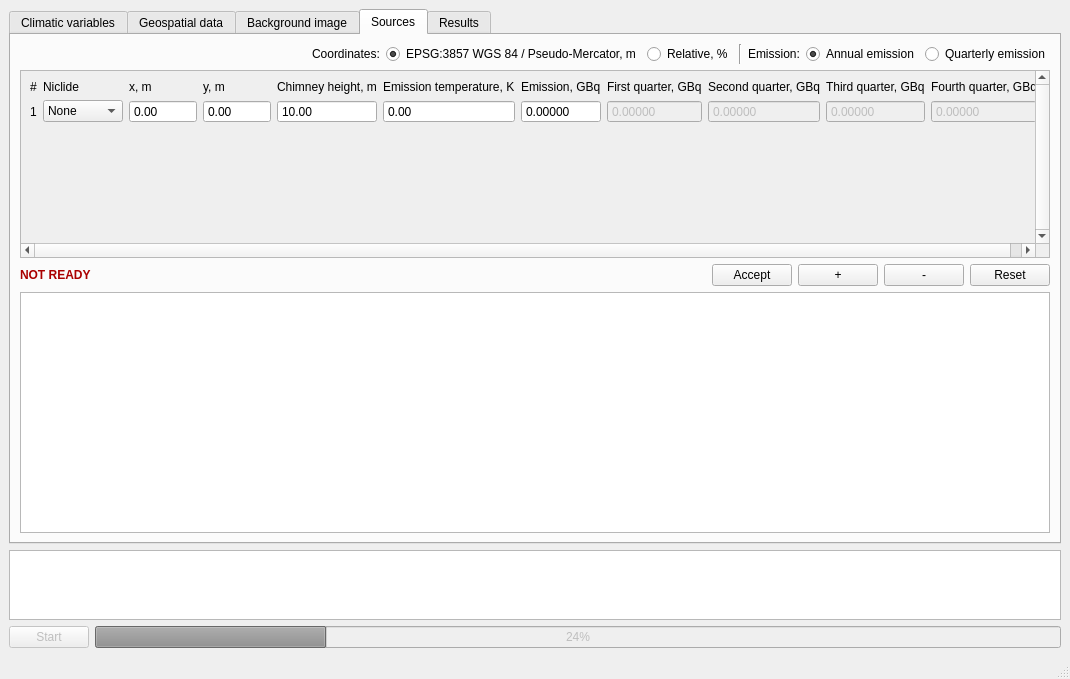
First picture: the form in src/mainwindow.ui, repository czertyaka/gaussian_dispersal, before the edit.
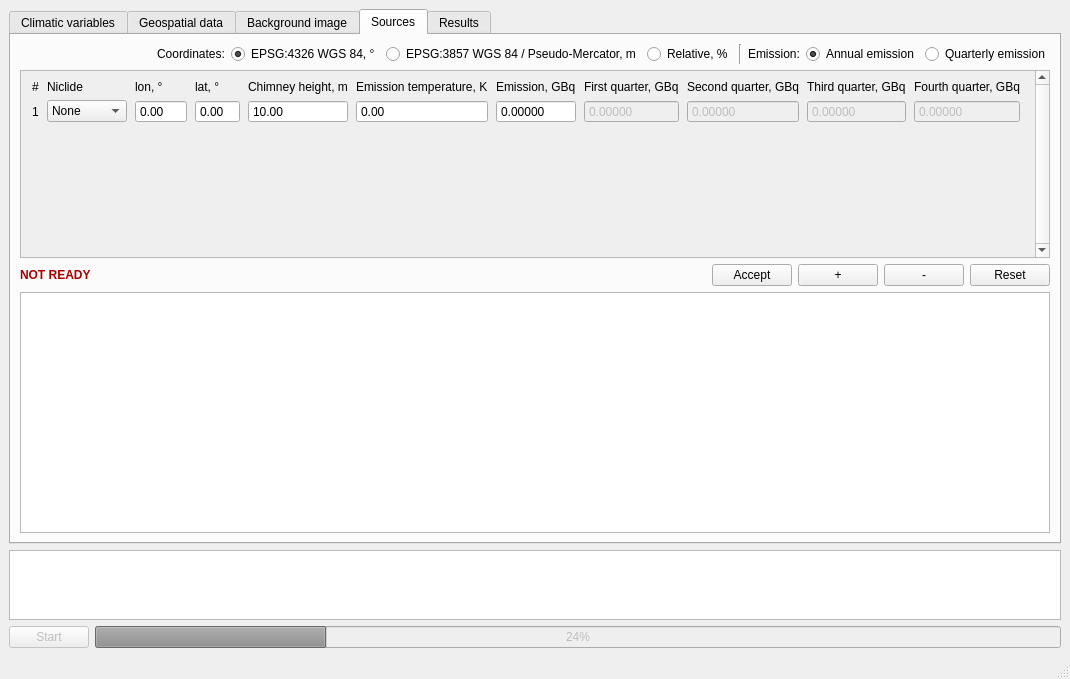
Second picture: the form after the edit.

Commit message: REF: epsg 4326 support

```diff
--- a/src/mainwindow.ui
+++ b/src/mainwindow.ui
@@ -835,12 +835,25 @@
                </widget>
               </item>
               <item>
-               <widget class="QRadioButton" name="coordinatesEPSGRadioButton">
+               <widget class="QRadioButton" name="coordinatesEPSG4326RadioButton">
+                <property name="text">
+                 <string>EPSG:4326 WGS 84, °</string>
+                </property>
+                <property name="checked">
+                 <bool>true</bool>
+                </property>
+                <attribute name="buttonGroup">
+                 <string notr="true">buttonGroup</string>
+                </attribute>
+               </widget>
+              </item>
+              <item>
+               <widget class="QRadioButton" name="coordinatesEPSG3857RadioButton">
                 <property name="text">
                  <string>EPSG:3857 WGS 84 / Pseudo-Mercator, m</string>
                 </property>
                 <property name="checked">
-                 <bool>true</bool>
+                 <bool>false</bool>
                 </property>
                 <attribute name="buttonGroup">
                  <string notr="true">buttonGroup</string>
@@ -970,7 +983,7 @@
                    </sizepolicy>
                   </property>
                   <property name="text">
-                   <string>x, m</string>
+                   <string>lon, °</string>
                   </property>
                  </widget>
                 </item>
@@ -1052,8 +1065,11 @@
                   <property name="buttonSymbols">
                    <enum>QAbstractSpinBox::NoButtons</enum>
                   </property>
+                  <property name="minimum">
+                   <double>-180.000000000000000</double>
+                  </property>
                   <property name="maximum">
-                   <double>99999999.000000000000000</double>
+                   <double>180.000000000000000</double>
                   </property>
                  </widget>
                 </item>
@@ -1258,8 +1274,11 @@
                   <property name="buttonSymbols">
                    <enum>QAbstractSpinBox::NoButtons</enum>
                   </property>
+                  <property name="minimum">
+                   <double>-85.000000000000000</double>
+                  </property>
                   <property name="maximum">
-                   <double>99999999.000000000000000</double>
+                   <double>85.000000000000000</double>
                   </property>
                  </widget>
                 </item>
@@ -1272,7 +1291,7 @@
                    </sizepolicy>
                   </property>
                   <property name="text">
-                   <string>y, m</string>
+                   <string>lat, °</string>
                   </property>
                  </widget>
                 </item>
```
Left out of the diff: 2 changed lines with no effect on the pictures. The commit also changes 7 other files.
